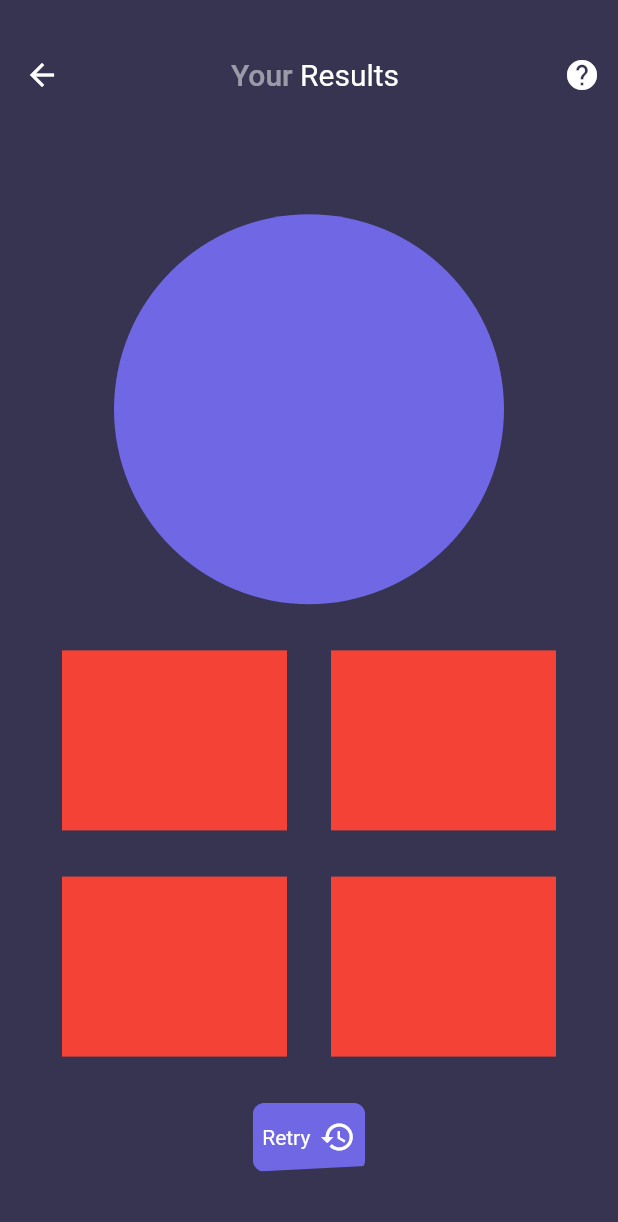
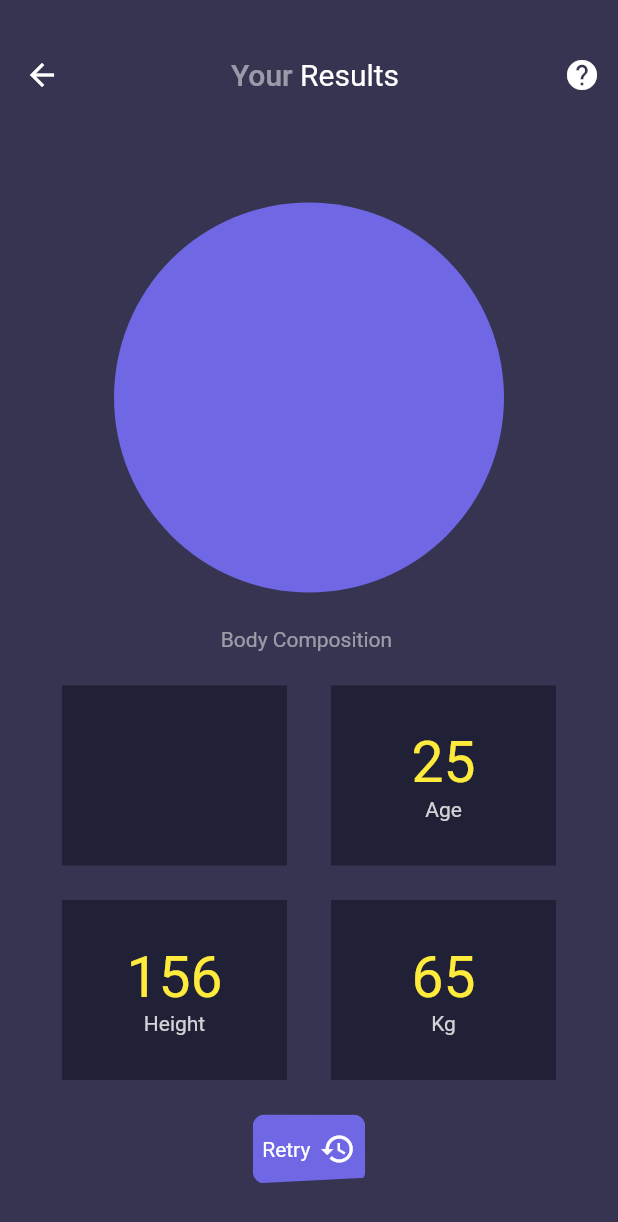
Before and after one commit to antonio-pedro99/bmi_calculator, a Flutter app: the ResultPage screen opened directly, on a phone screen of 412 x 824 dp. Shown: the top 1222 px of the screen. Run offline on Flutter 3.47's test engine with Material 2 defaults, Android fonts, the phone set to English and light mode, and no system bars.

Commit message:
improve results page

```diff
--- /dev/null
+++ b/lib/view/customs/composition_tile.dart
@@ -0,0 +1,34 @@
+import 'package:bmi_calculator/constants.dart';
+import 'package:flutter/material.dart';
+
+class CompositionTile extends StatelessWidget {
+  const CompositionTile({Key? key, this.title, this.value}) : super(key: key);
+
+  final String? title;
+  final String? value;
+  @override
+  Widget build(BuildContext context) {
+    return Container(
+      width: 150,
+      height: 120,
+      color: darkBlue,
+      alignment: Alignment.center,
+      child: Column(
+        mainAxisAlignment: MainAxisAlignment.center,
+        children: [
+          Text(
+            value!,
+            style: const TextStyle(
+                color: Colors.yellow,
+                fontWeight: FontWeight.normal,
+                fontSize: 38),
+          ),
+          Text(
+            title!,
+            style: TextStyle(color: Colors.white.withOpacity(.8)),
+          ),
+        ],
+      ),
+    );
+  }
+}
--- a/lib/view/customs/gender_selection_tile.dart
+++ b/lib/view/customs/gender_selection_tile.dart
@@ -24,7 +24,9 @@ class GenderSelectionTale extends StatelessWidget {
               clipper: CustomCurvePath(),
               child: ClipRRect(
                 borderRadius: BorderRadius.circular(8),
-                child: Container(
+                child: AnimatedContainer(
+                  curve: Curves.bounceInOut,
+                  duration: const Duration(microseconds: 800),
                   height: isSelected! ? size.height * .16 : size.height * .14,
                   width: isSelected! ? size.width * .45 : size.width * .4,
                   decoration: BoxDecoration(
--- a/lib/view/pages/result.dart
+++ b/lib/view/pages/result.dart
@@ -1,4 +1,5 @@
 import 'package:bmi_calculator/constants.dart';
+import 'package:bmi_calculator/view/customs/composition_tile.dart';
 import 'package:bmi_calculator/view/customs/custom_button.dart';
 import 'package:bmi_calculator/view/pages/home.dart';
 import 'package:flutter/material.dart';
@@ -45,18 +46,31 @@ class _ResultPageState extends State<ResultPage> {
               crossAxisAlignment: CrossAxisAlignment.center,
               children: [
                 const CircleAvatar(radius: 130, backgroundColor: primary),
+                Text(
+                  "Body Composition ",
+                  style: TextStyle(color: Colors.white.withOpacity(.5)),
+                ),
                 Row(
                   mainAxisAlignment: MainAxisAlignment.spaceEvenly,
                   children: [
-                    Container(width: 150, height: 120, color: Colors.red),
-                    Container(width: 150, height: 120, color: Colors.red)
+                    Container(width: 150, height: 120, color: darkBlue),
+                    CompositionTile(
+                      value: 25.toString(),
+                      title: "Age",
+                    )
                   ],
                 ),
                 Row(
                   mainAxisAlignment: MainAxisAlignment.spaceEvenly,
                   children: [
-                    Container(width: 150, height: 120, color: Colors.red),
-                    Container(width: 150, height: 120, color: Colors.red)
+                    CompositionTile(
+                      value: 156.toString(),
+                      title: "Height",
+                    ),
+                    CompositionTile(
+                      value: 65.toString(),
+                      title: "Kg",
+                    )
                   ],
                 ),
                 CurvedButton(
```
